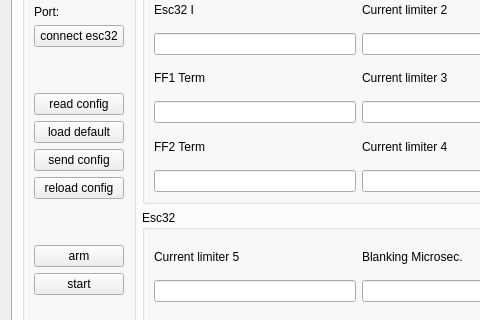
mpaperno/qgroundcontrol_aq, file src/ui/qgcautoquad.ui: the form before one commit; both pictures show x 0 to 480 and y 152 to 472 of the 1035 by 693 pixel window.
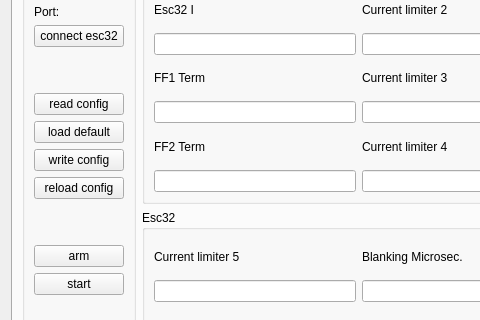
The form after the commit. The open tabs and pages were chosen to show the change.

Diff of the .ui file:
```diff
--- a/src/ui/qgcautoquad.ui
+++ b/src/ui/qgcautoquad.ui
@@ -3454,7 +3454,7 @@
           <item>
            <widget class="QPushButton" name="pushButton_send_to_esc32">
             <property name="text">
-             <string>send config</string>
+             <string>write config</string>
             </property>
            </widget>
           </item>
```
Left out of the diff: 60 changed lines with no effect on the pictures.
